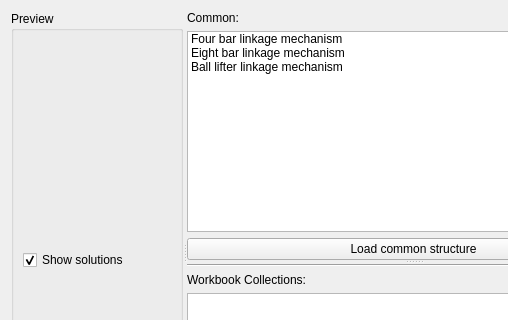
KmolYuan/Pyslvs-UI, file core/synthesis/collections/dialogs/collections.ui: the form before one commit; both pictures show x 0 to 508 and y 0 to 320 of the 651 by 532 pixel window.
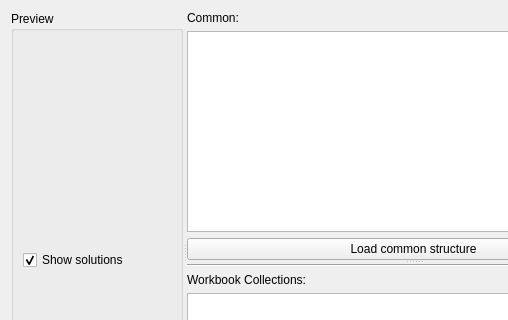
The form after the commit. Icons and pictures are not drawn.

Diff of the .ui file:
```diff
--- a/core/synthesis/collections/dialogs/collections.ui
+++ b/core/synthesis/collections/dialogs/collections.ui
@@ -60,23 +60,7 @@
          </widget>
         </item>
         <item>
-         <widget class="QListWidget" name="common_list">
-          <item>
-           <property name="text">
-            <string>Four bar linkage mechanism</string>
-           </property>
-          </item>
-          <item>
-           <property name="text">
-            <string>Eight bar linkage mechanism</string>
-           </property>
-          </item>
-          <item>
-           <property name="text">
-            <string>Ball lifter linkage mechanism</string>
-           </property>
-          </item>
-         </widget>
+         <widget class="QListWidget" name="common_list"/>
         </item>
         <item>
          <widget class="QPushButton" name="common_load">
```
